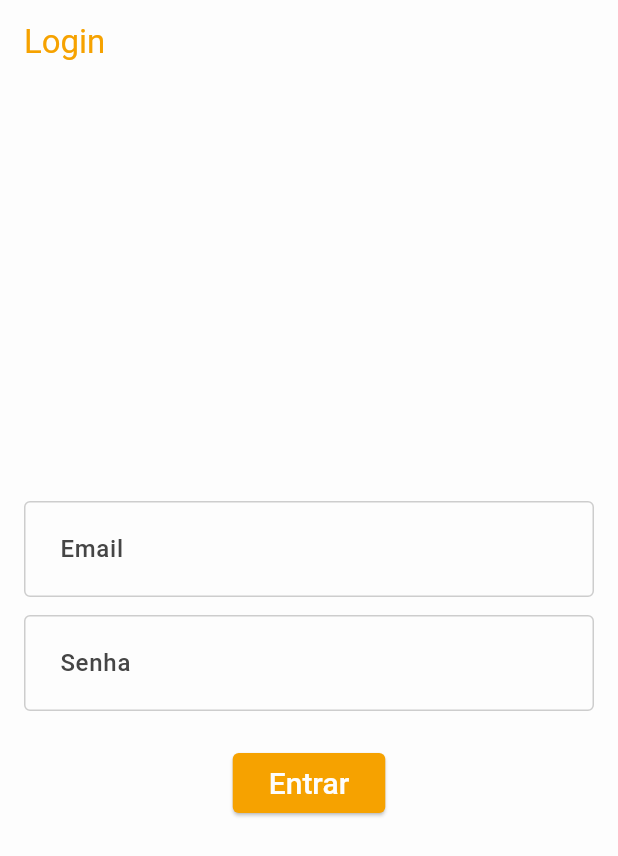
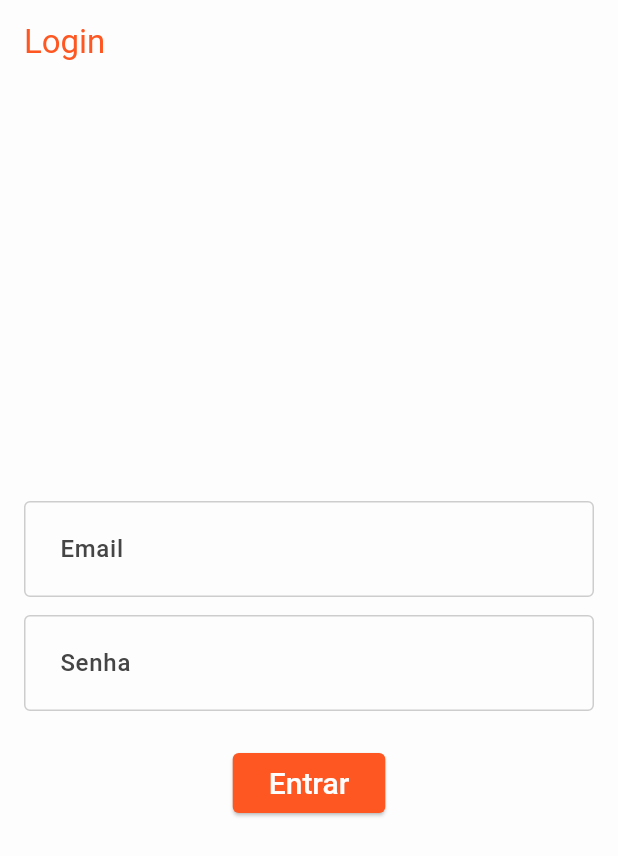
Before and after one commit to ApenasEsdras/studywithme, a Flutter app: the screen it shows after launch, on a phone screen of 412 x 824 dp. Shown: the top 856 px of the screen. Run offline on Flutter 3.47's test engine with Material 3 defaults, Android fonts, the phone set to English and light mode, and no system bars; our stand-ins replace firebase_auth, firebase_core, percent_indicator; accounts and stored records are empty; generated files the repository leaves out were written again.

Commit message:
ajustado cores e arquivo de thema

```diff
--- a/lib/main.dart
+++ b/lib/main.dart
@@ -3,7 +3,7 @@ import 'package:firebase_core/firebase_core.dart';
 import 'package:firebase_auth/firebase_auth.dart';
 import 'package:studywithme/pages/home_page.dart';
 import 'package:studywithme/pages/login_page.dart';
-import 'package:studywithme/styles/theme/theme_config.dart';
+import 'package:studywithme/styles/theme_config.dart';
 import 'firebase_options.dart';
 
 void main() async {
--- a/lib/pages/home_page.dart
+++ b/lib/pages/home_page.dart
@@ -1,7 +1,7 @@
 import 'dart:async';
 import 'package:flutter/material.dart';
 import 'package:percent_indicator/percent_indicator.dart';
-import 'package:studywithme/styles/colors_app.dart';
+import 'package:studywithme/styles/theme_config.dart';
 import 'package:studywithme/widgets/custon_dialog.dart';
 
 class HomeScreen extends StatefulWidget {
@@ -17,6 +17,15 @@ class _HomeScreenState extends State<HomeScreen> {
   Timer? timer;
   double progress = 0.0;
   double selectedDuration = 1500; // segundos
+
+  bool isDark = false;
+
+  void toggleTheme() {
+    setState(() {
+      isDark = !isDark;
+      ThemeConfig.temaApp = isDark ? 'dark' : 'light';
+    });
+  }
 
   /// Inicia o timer com o tempo selecionado
   void startPomodoro() {
@@ -96,8 +105,19 @@ class _HomeScreenState extends State<HomeScreen> {
 
   @override
   Widget build(BuildContext context) {
-    return Scaffold(
-      appBar: AppBar(title: const Text("Pomodoro Timer")),
+    return MaterialApp(
+      theme: isDark ? ThemeConfig.temaDark : ThemeConfig.temalight,
+      home: Scaffold(
+        appBar: AppBar(
+          title: const Text("Pomodoro Timer"),
+          actions: [
+            IconButton(
+              icon: Icon(isDark ? Icons.light_mode : Icons.dark_mode),
+              tooltip: isDark ? 'Tema Claro' : 'Tema Escuro',
+              onPressed: toggleTheme,
+            ),
+          ],
+        ),
         body: Padding(
           padding: const EdgeInsets.all(24.0),
           child: Column(
@@ -138,7 +158,7 @@ class _HomeScreenState extends State<HomeScreen> {
                                   timeFormatted,
                                   style: const TextStyle(fontSize: 36),
                                 ),
-                              progressColor: Colors.deepOrange,
+                                progressColor: Theme.of(context).primaryColor,
                                 backgroundColor: Colors.grey.shade300,
                                 circularStrokeCap: CircularStrokeCap.round,
                               );
@@ -183,6 +203,7 @@ class _HomeScreenState extends State<HomeScreen> {
             ],
           ),
         ),
+      ),
     );
   }
 }
@@ -196,7 +217,7 @@ class BotaoParar extends StatelessWidget {
   Widget build(BuildContext context) {
     return MaterialButton(
       onPressed: onPressed,
-      color: ColorsApp.instance.CinzaMedio, // cor cinza
+      color: ThemeConfig.cinzaMedio, // cor cinza
       height: 60,
       shape: const RoundedRectangleBorder(
         borderRadius: BorderRadius.only(bottomLeft: Radius.circular(10.0)),
--- a/lib/styles/colors_app.dart
+++ /dev/null
@@ -1,32 +0,0 @@
-// ignore_for_file: non_constant_identifier_names, duplicate_ignore
-
-import 'package:flutter/material.dart';
-
-class ColorsApp {
-  static ColorsApp? _instance;
-  // Avoid self isntance
-  ColorsApp._();
-  static ColorsApp get instance {
-    _instance ??= ColorsApp._();
-    return _instance!;
-  }
-
-
-  Color get Laranja => const Color.fromRGBO(246, 162, 0, 1);
-  Color get Verde => const Color.fromRGBO(122, 199, 79, 1);
-  Color get Vermelho => const Color.fromRGBO(231, 29, 54, 1);
-
-  Color get CinzaEscuro => const Color.fromRGBO(69, 69, 69, 1);
-  Color get CinzaMedio => const Color.fromRGBO(205, 205, 205, 1);
-  Color get CinzaMedio2 => const Color.fromRGBO(69, 69, 69, 0.7);
-  Color get CinzaClaro => const Color.fromRGBO(69, 69, 69, 0.1);
-
-  Color get Branco => const Color.fromRGBO(253, 253, 253, 1);
-  Color get Preto => const Color.fromRGBO(45, 45, 45, 1);
-
-  Color get Azul => const Color.fromRGBO(46, 134, 171, 1);
-}
-
-extension ColorsAppExceptions on BuildContext {
-  ColorsApp get colors => ColorsApp.instance;
-}
--- a/lib/styles/text_styles.dart
+++ /dev/null
@@ -1,44 +0,0 @@
-// ignore_for_file: require_trailing_commas
-
-import 'package:flutter/material.dart';
-
-import 'colors_app.dart';
-
-class TextStyles {
-  static TextStyles? _instance;
-
-  TextStyles._();
-
-  static TextStyles get instance {
-    _instance ??= TextStyles._();
-    return _instance!;
-  }
-
-  String get fontFamily => 'roboto';
-
-  TextStyle get textRegular =>
-      TextStyle(fontWeight: FontWeight.w400, fontFamily: fontFamily);
-
-  TextStyle get textMedium => TextStyle(
-      fontWeight: FontWeight.w500,
-      fontFamily: fontFamily,
-      color: ColorsApp.instance.Preto);
-
-  TextStyle get textBold => TextStyle(
-      fontWeight: FontWeight.w600,
-      fontFamily: fontFamily,
-      color: ColorsApp.instance.Preto);
-
-  TextStyle get textMedium16 => textMedium.copyWith(fontSize: 16);
-  TextStyle get textMedium16Laranja =>
-      textMedium.copyWith(fontSize: 16, color: ColorsApp.instance.Laranja);
-  TextStyle get textMedium20Laranja =>
-      textMedium.copyWith(fontSize: 20, color: ColorsApp.instance.Laranja);
-  TextStyle get textMedium20 => textMedium.copyWith(fontSize: 20);
-  TextStyle get textRegular12 => textRegular.copyWith(fontSize: 12);
-  TextStyle get textBold36 => textBold.copyWith(fontSize: 28);
-}
-
-extension TextStylesExtensions on BuildContext {
-  TextStyles get textStyles => TextStyles.instance;
-}
--- a/lib/styles/theme/theme_config.dart
+++ /dev/null
@@ -1,104 +0,0 @@
-// ignore_for_file: deprecated_member_use, non_constant_identifier_names
-
-import 'package:flutter/material.dart';
-import 'package:studywithme/styles/text_styles.dart';
-
-import '../colors_app.dart';
-
-class ThemeConfig {
-  ThemeConfig._();
-
-  static String temaApp = 'light';
-
-  static ThemeData get tema {
-    switch (temaApp) {
-      case 'light':
-        return temaInnovaro;
-      // case 'fortesInnovaro':
-      //   return temaFortesInnovaro;
-      default:
-        return temaInnovaro;
-    }
-  }
-
-  static Color laranja = const Color(0xFFF6A200);
-  static Color verde = const Color(0xFF7AC74F);
-  static Color vermelho = const Color(0xFFE71D36);
-  static Color vermelhoFortes = const Color(0xFFCE1719);
-
-  Color get CinzaEscuro => const Color.fromRGBO(69, 69, 69, 1);
-  Color get CinzaMedio => const Color.fromRGBO(205, 205, 205, 1);
-  Color get CinzaMedio2 => const Color.fromRGBO(69, 69, 69, 0.7);
-  Color get CinzaClaro => const Color.fromRGBO(69, 69, 69, 0.1);
-
-  static Color branco = const Color(0xFFFDFDFD);
-  static Color preto = const Color(0xFF454545);
-
-  static final temaInnovaro = ThemeData(
-    useMaterial3: true,
-    scaffoldBackgroundColor: ThemeConfig.branco,
-    brightness: Brightness.light,
-    colorScheme: ColorScheme.fromSeed(
-      brightness: Brightness.light,
-      seedColor: ThemeConfig.laranja,
-      primary: ThemeConfig.laranja,
-      background: ThemeConfig.branco,
-      surface: ThemeConfig.branco,
-      error: ThemeConfig.vermelho,
-    ),
-    appBarTheme: AppBarTheme(
-      backgroundColor: ThemeConfig.branco,
-      foregroundColor: ThemeConfig.laranja,
-      surfaceTintColor: ThemeConfig.branco,
-      elevation: 0,
-      iconTheme: IconThemeData(color: ThemeConfig.laranja, size: 35),
-    ),
-    elevatedButtonTheme: ElevatedButtonThemeData(
-      style: ElevatedButton.styleFrom(
-        shape: RoundedRectangleBorder(borderRadius: BorderRadius.circular(4)),
-        backgroundColor: ThemeConfig.laranja,
-        textStyle: TextStyles.instance.textMedium20,
-        foregroundColor: ThemeConfig.branco,
-      ),
-    ),
-    inputDecorationTheme: InputDecorationTheme(
-      fillColor: ThemeConfig.branco,
-      filled: true,
-      isDense: true,
-      iconColor: ThemeConfig.preto,
-      contentPadding: const EdgeInsets.all(20),
-      enabledBorder: OutlineInputBorder(
-        borderRadius: BorderRadius.circular(4),
-        borderSide: BorderSide(color: ColorsApp.instance.CinzaMedio),
-      ),
-      focusedBorder: OutlineInputBorder(
-        borderRadius: BorderRadius.circular(4),
-        borderSide: BorderSide(color: ThemeConfig.laranja),
-      ),
-      labelStyle: TextStyles.instance.textMedium.copyWith(
-        color: ThemeConfig.preto,
-      ),
-      floatingLabelStyle: MaterialStateTextStyle.resolveWith((
-        Set<MaterialState> states,
-      ) {
-        final Color color =
-            states.contains(MaterialState.focused)
-                ? ThemeConfig.tema.colorScheme.primary
-                : ColorsApp.instance.CinzaMedio2;
-        return TextStyle(color: color);
-      }),
-      errorStyle: TextStyles.instance.textRegular.copyWith(
-        color: ThemeConfig.vermelho,
-      ),
-    ),
-    drawerTheme: DrawerThemeData(
-      backgroundColor: ThemeConfig.branco,
-      surfaceTintColor: ThemeConfig.branco,
-    ),
-    dialogTheme: DialogTheme(
-      surfaceTintColor: ThemeConfig.branco,
-      backgroundColor: ThemeConfig.branco,
-    ),
-    iconTheme: IconThemeData(color: ThemeConfig.preto),
-  );
-}
--- /dev/null
+++ b/lib/styles/theme_config.dart
@@ -0,0 +1,191 @@
+// ignore_for_file: deprecated_member_use, non_constant_identifier_names
+
+import 'package:flutter/material.dart';
+
+class ThemeConfig {
+  ThemeConfig._();
+
+  static String temaApp = 'light';
+
+  static ThemeData get tema {
+    switch (temaApp) {
+      case 'light':
+        return temalight;
+      case 'dark':
+        return temaDark;
+      default:
+        return temalight;
+    }
+  }
+
+  static Color laranja = const Color(0xFFFF5722);
+  static Color verde = const Color(0xFF7AC74F);
+  static Color vermelho = const Color(0xFFE71D36);
+  static Color vermelhoFortes = const Color(0xFFCE1719);
+
+  static Color cinzaEscuro = const Color.fromRGBO(69, 69, 69, 1);
+  static Color cinzaMedio = const Color.fromRGBO(205, 205, 205, 1);
+  static Color cinzaMedio2 = const Color.fromRGBO(69, 69, 69, 0.7);
+  static Color cinzaClaro = const Color.fromRGBO(69, 69, 69, 0.1);
+
+  static Color branco = const Color(0xFFFDFDFD);
+  static Color preto = const Color(0xFF454545);
+
+  // Text styles centralizados no ThemeConfig
+  static const String fontFamily = 'roboto';
+
+  static TextStyle get textRegular =>
+      const TextStyle(fontWeight: FontWeight.w400, fontFamily: fontFamily);
+  static TextStyle get textMedium =>
+      const TextStyle(fontWeight: FontWeight.w500, fontFamily: fontFamily);
+  static TextStyle get textBold =>
+      const TextStyle(fontWeight: FontWeight.w600, fontFamily: fontFamily);
+  static TextStyle get textMedium16 => TextStyle(
+    fontWeight: FontWeight.w500,
+    fontFamily: fontFamily,
+    fontSize: 16,
+  );
+  static TextStyle get textMedium20 => TextStyle(
+    fontWeight: FontWeight.w500,
+    fontFamily: fontFamily,
+    fontSize: 20,
+  );
+  static TextStyle get textRegular12 => TextStyle(
+    fontWeight: FontWeight.w400,
+    fontFamily: fontFamily,
+    fontSize: 12,
+  );
+  static TextStyle get textBold36 => TextStyle(
+    fontWeight: FontWeight.w600,
+    fontFamily: fontFamily,
+    fontSize: 28,
+  );
+
+  static final temalight = ThemeData(
+    useMaterial3: true,
+    scaffoldBackgroundColor: ThemeConfig.branco,
+    brightness: Brightness.light,
+    colorScheme: ColorScheme.fromSeed(
+      brightness: Brightness.light,
+      seedColor: ThemeConfig.laranja,
+      primary: ThemeConfig.laranja,
+      background: ThemeConfig.branco,
+      surface: ThemeConfig.branco,
+      error: ThemeConfig.vermelho,
+    ),
+    appBarTheme: AppBarTheme(
+      backgroundColor: ThemeConfig.branco,
+      foregroundColor: ThemeConfig.laranja,
+      surfaceTintColor: ThemeConfig.branco,
+      elevation: 0,
+      iconTheme: IconThemeData(color: ThemeConfig.laranja, size: 35),
+    ),
+    elevatedButtonTheme: ElevatedButtonThemeData(
+      style: ElevatedButton.styleFrom(
+        shape: RoundedRectangleBorder(borderRadius: BorderRadius.circular(4)),
+        backgroundColor: ThemeConfig.laranja,
+        textStyle: ThemeConfig.textMedium20,
+        foregroundColor: ThemeConfig.branco,
+      ),
+    ),
+    inputDecorationTheme: InputDecorationTheme(
+      fillColor: ThemeConfig.branco,
+      filled: true,
+      isDense: true,
+      iconColor: ThemeConfig.preto,
+      contentPadding: const EdgeInsets.all(20),
+      enabledBorder: OutlineInputBorder(
+        borderRadius: BorderRadius.circular(4),
+        borderSide: BorderSide(color: ThemeConfig.cinzaMedio),
+      ),
+      focusedBorder: OutlineInputBorder(
+        borderRadius: BorderRadius.circular(4),
+        borderSide: BorderSide(color: ThemeConfig.laranja),
+      ),
+      labelStyle: ThemeConfig.textMedium.copyWith(color: ThemeConfig.preto),
+      floatingLabelStyle: MaterialStateTextStyle.resolveWith((
+        Set<MaterialState> states,
+      ) {
+        final Color color =
+            states.contains(MaterialState.focused)
+                ? ThemeConfig.tema.colorScheme.primary
+                : ThemeConfig.cinzaMedio2;
+        return ThemeConfig.textMedium.copyWith(color: color);
+      }),
+      errorStyle: ThemeConfig.textRegular.copyWith(color: ThemeConfig.vermelho),
+    ),
+    drawerTheme: DrawerThemeData(
+      backgroundColor: ThemeConfig.branco,
+      surfaceTintColor: ThemeConfig.branco,
+    ),
+    dialogTheme: DialogTheme(
+      surfaceTintColor: ThemeConfig.branco,
+      backgroundColor: ThemeConfig.branco,
+    ),
+    iconTheme: IconThemeData(color: ThemeConfig.preto),
+  );
+
+  static final temaDark = ThemeData(
+    useMaterial3: true,
+    scaffoldBackgroundColor: ThemeConfig.preto,
+    brightness: Brightness.dark,
+    colorScheme: ColorScheme.fromSeed(
+      brightness: Brightness.dark,
+      seedColor: ThemeConfig.laranja,
+      primary: ThemeConfig.laranja,
+      background: ThemeConfig.cinzaMedio2,
+      surface: ThemeConfig.cinzaMedio2,
+      error: ThemeConfig.vermelho,
+    ),
+    appBarTheme: AppBarTheme(
+      backgroundColor: ThemeConfig.cinzaMedio2,
+      foregroundColor: ThemeConfig.laranja,
+      surfaceTintColor: ThemeConfig.cinzaMedio2,
+      elevation: 0,
+      iconTheme: IconThemeData(color: ThemeConfig.laranja, size: 35),
+    ),
+    elevatedButtonTheme: ElevatedButtonThemeData(
+      style: ElevatedButton.styleFrom(
+        shape: RoundedRectangleBorder(borderRadius: BorderRadius.circular(4)),
+        backgroundColor: ThemeConfig.laranja,
+        textStyle: ThemeConfig.textMedium20,
+        foregroundColor: ThemeConfig.cinzaMedio2,
+      ),
+    ),
+    inputDecorationTheme: InputDecorationTheme(
+      fillColor: ThemeConfig.cinzaEscuro,
+      filled: true,
+      isDense: true,
+      iconColor: ThemeConfig.branco,
+      contentPadding: const EdgeInsets.all(20),
+      enabledBorder: OutlineInputBorder(
+        borderRadius: BorderRadius.circular(4),
+        borderSide: BorderSide(color: ThemeConfig.cinzaMedio2),
+      ),
+      focusedBorder: OutlineInputBorder(
+        borderRadius: BorderRadius.circular(4),
+        borderSide: BorderSide(color: ThemeConfig.laranja),
+      ),
+      labelStyle: ThemeConfig.textMedium.copyWith(color: ThemeConfig.branco),
+      floatingLabelStyle: MaterialStateTextStyle.resolveWith((
+        Set<MaterialState> states,
+      ) {
+        final Color color =
+            states.contains(MaterialState.focused)
+                ? ThemeConfig.laranja
+                : ThemeConfig.cinzaMedio2;
+        return ThemeConfig.textMedium.copyWith(color: color);
+      }),
+      errorStyle: ThemeConfig.textRegular.copyWith(color: ThemeConfig.vermelho),
+    ),
+    drawerTheme: DrawerThemeData(
+      backgroundColor: ThemeConfig.cinzaMedio2,
+      surfaceTintColor: ThemeConfig.cinzaMedio2,
+    ),
+    dialogTheme: DialogTheme(
+      surfaceTintColor: ThemeConfig.cinzaMedio2,
+      backgroundColor: ThemeConfig.cinzaMedio2,
+    ),
+    iconTheme: IconThemeData(color: ThemeConfig.branco),
+  );
+}
--- a/lib/widgets/custon_dialog.dart
+++ b/lib/widgets/custon_dialog.dart
@@ -1,6 +1,5 @@
 import 'package:flutter/material.dart';
-import 'package:studywithme/styles/colors_app.dart';
-import 'package:studywithme/styles/theme/theme_config.dart';
+import 'package:studywithme/styles/theme_config.dart';
 
 class CustomConfirmationDialog extends StatelessWidget {
   final String? titulo;
@@ -48,7 +47,7 @@ class CustomConfirmationDialog extends StatelessWidget {
                       titulo ?? 'Atenção!',
                       textAlign: TextAlign.left,
                       style: TextStyle(
-                        color: ColorsApp.instance.CinzaEscuro,
+                        color: ThemeConfig.cinzaEscuro,
                         fontSize: 20.0,
                         fontWeight: FontWeight.bold,
                       ),
@@ -62,7 +61,7 @@ class CustomConfirmationDialog extends StatelessWidget {
                       textAlign: TextAlign.left,
                       style: TextStyle(
                         fontSize: 16.0,
-                        color: ColorsApp.instance.CinzaEscuro,
+                        color: ThemeConfig.cinzaEscuro,
                         fontWeight: FontWeight.normal,
                       ),
                     ),
@@ -76,7 +75,7 @@ class CustomConfirmationDialog extends StatelessWidget {
                 Expanded(
                   child: MaterialButton(
                     onPressed: sePrimeiraOpcaoClica,
-                    color: ColorsApp.instance.CinzaMedio,
+                    color: ThemeConfig.cinzaMedio,
                     height: 60,
                     shape: const RoundedRectangleBorder(
                       borderRadius: BorderRadius.only(
@@ -94,14 +93,14 @@ class CustomConfirmationDialog extends StatelessWidget {
                               padding: const EdgeInsets.only(right: 8.0),
                               child: Icon(
                                 iconePrimeiraOpcao,
-                                color: ColorsApp.instance.CinzaEscuro,
+                                color: ThemeConfig.cinzaEscuro,
                               ),
                             ),
                           Text(
                             primeiraOpcao,
                             style: TextStyle(
                               fontSize: 18.0,
-                              color: ColorsApp.instance.CinzaEscuro,
+                              color: ThemeConfig.cinzaEscuro,
                               fontWeight: FontWeight.bold,
                             ),
                           ),
@@ -131,14 +130,14 @@ class CustomConfirmationDialog extends StatelessWidget {
                               padding: const EdgeInsets.only(right: 8.0),
                               child: Icon(
                                 iconeSegundaOpcao,
-                                color: ColorsApp.instance.Branco,
+                                color: ThemeConfig.branco,
                               ),
                             ),
                           Text(
                             segundaOpcao,
                             style: TextStyle(
                               fontSize: 18.0,
-                              color: ColorsApp.instance.Branco,
+                              color: ThemeConfig.branco,
                               fontWeight: FontWeight.w500,
                             ),
                           ),
```
Lines whose indentation alone changed are shown as unchanged.
